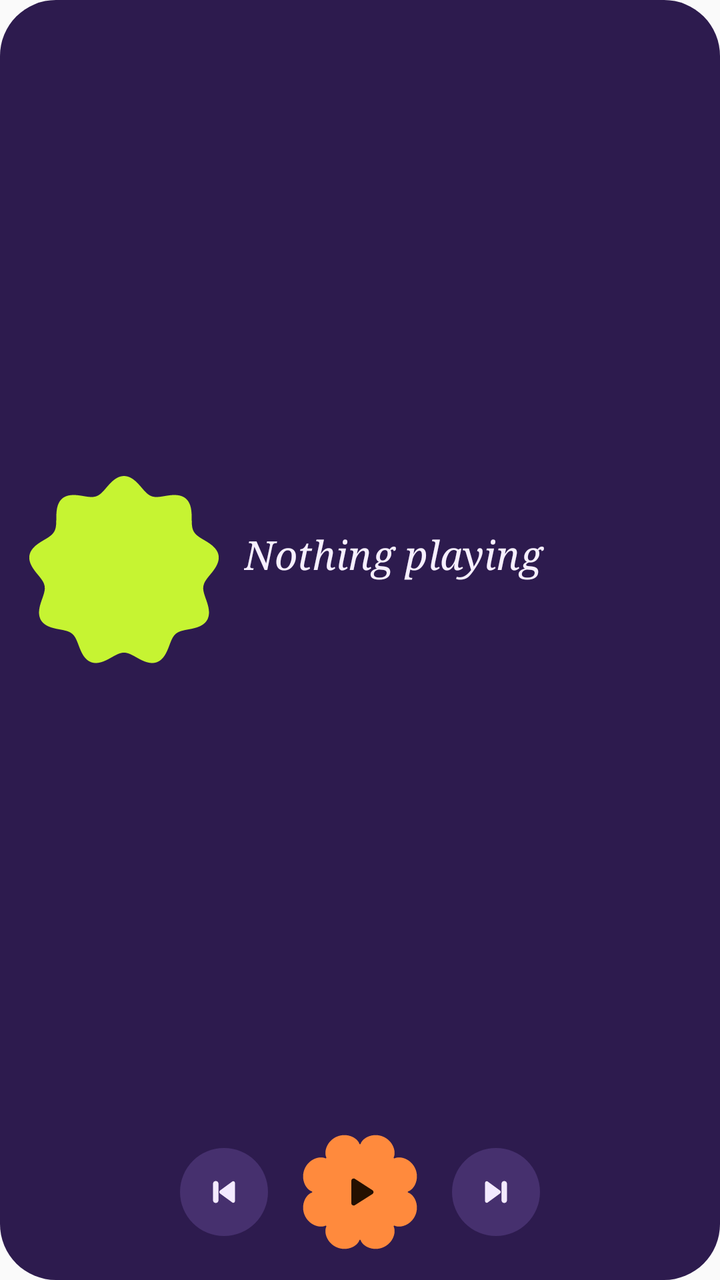
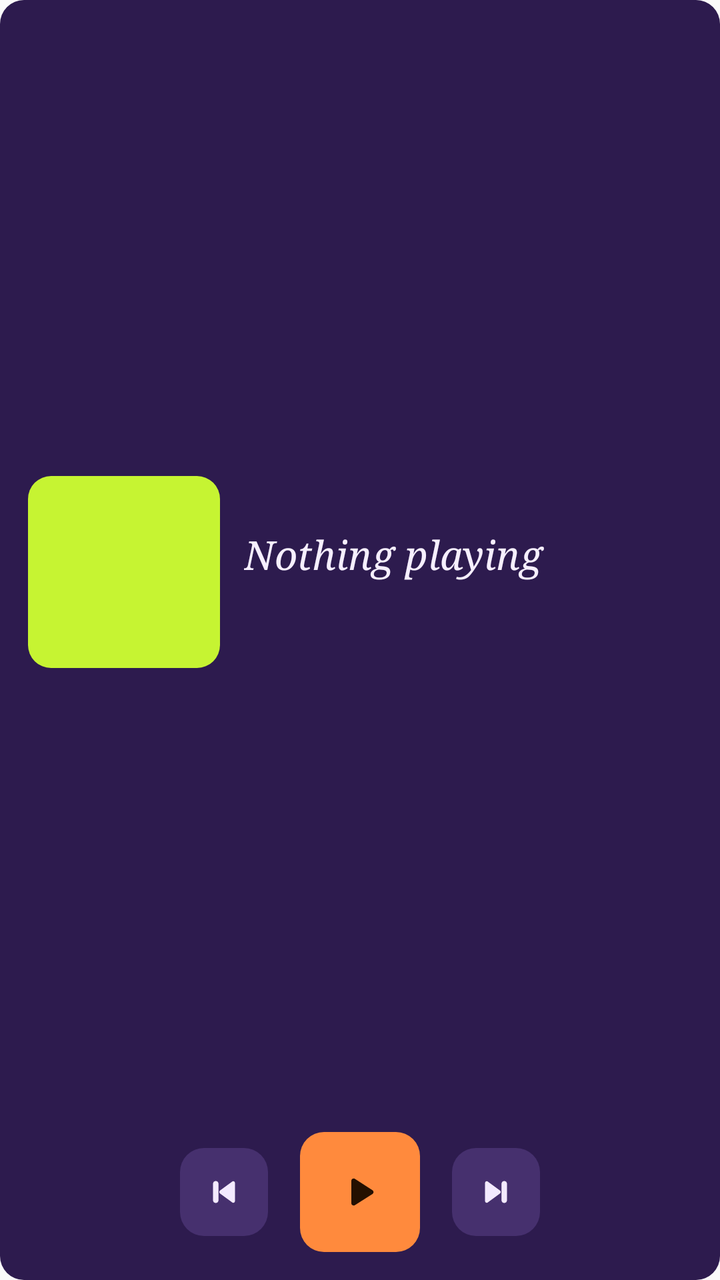

Compare the two renders of this Android layout. The source of the first and the diff that turns it into the second are given below.
<!-- AndroidManifest.xml: application theme Theme.Verza -->
<!-- res/layout/widget_now_playing_stack.xml -->
<?xml version="1.0" encoding="utf-8"?>
<FrameLayout xmlns:android="http://schemas.android.com/apk/res/android"
    android:id="@+id/widget_root"
    android:layout_width="match_parent"
    android:layout_height="match_parent">

    <ImageView
        android:id="@+id/widget_bg"
        android:layout_width="match_parent"
        android:layout_height="match_parent"
        android:importantForAccessibility="no"
        android:scaleType="fitXY"
        android:src="@drawable/widget_shape_card"
        android:tint="@color/widget_container" />

    <LinearLayout
        android:layout_width="match_parent"
        android:layout_height="match_parent"
        android:orientation="vertical"
        android:padding="14dp">

        <LinearLayout
            android:layout_width="match_parent"
            android:layout_height="0dp"
            android:layout_weight="1"
            android:gravity="center_vertical"
            android:orientation="horizontal">

            <ImageView
                android:id="@+id/widget_cover"
                android:layout_width="wrap_content"
                android:layout_height="match_parent"
                android:adjustViewBounds="true"
                android:maxWidth="96dp"
                android:importantForAccessibility="no"
                android:scaleType="fitCenter"
                android:src="@drawable/widget_cover_cookie9" />

            <LinearLayout
                android:layout_width="0dp"
                android:layout_height="wrap_content"
                android:layout_marginStart="12dp"
                android:layout_weight="1"
                android:orientation="vertical">

                <TextView
                    android:id="@+id/widget_title"
                    android:layout_width="match_parent"
                    android:layout_height="wrap_content"
                    android:ellipsize="end"
                    android:fontFamily="serif"
                    android:maxLines="2"
                    android:text="@string/widget_nothing_playing"
                    android:textColor="@color/widget_on_container"
                    android:textSize="20sp"
                    android:textStyle="italic" />

                <TextView
                    android:id="@+id/widget_artist"
                    android:layout_width="match_parent"
                    android:layout_height="wrap_content"
                    android:ellipsize="end"
                    android:fontFamily="sans-serif-medium"
                    android:maxLines="1"
                    android:textColor="@color/widget_on_container_muted"
                    android:textSize="13sp" />
            </LinearLayout>
        </LinearLayout>

        <LinearLayout
            android:layout_width="match_parent"
            android:layout_height="60dp"
            android:layout_marginTop="8dp"
            android:gravity="center"
            android:orientation="horizontal">

            <FrameLayout
                android:layout_width="44dp"
                android:layout_height="44dp">

                <ImageView
                    android:id="@+id/widget_previous_bg"
                    android:layout_width="match_parent"
                    android:layout_height="match_parent"
                    android:importantForAccessibility="no"
                    android:src="@drawable/widget_shape_circle"
                    android:tint="@color/widget_surface" />

                <ImageView
                    android:id="@+id/widget_previous"
                    android:layout_width="match_parent"
                    android:layout_height="match_parent"
                    android:contentDescription="@string/widget_previous"
                    android:padding="11dp"
                    android:src="@drawable/ic_widget_previous"
                    android:tint="@color/widget_on_surface" />
            </FrameLayout>

            <FrameLayout
                android:layout_width="60dp"
                android:layout_height="60dp"
                android:layout_marginStart="16dp"
                android:layout_marginEnd="16dp">

                <ImageView
                    android:id="@+id/widget_toggle_bg"
                    android:layout_width="match_parent"
                    android:layout_height="match_parent"
                    android:importantForAccessibility="no"
                    android:src="@drawable/widget_shape_flower8"
                    android:tint="@color/widget_accent" />

                <ImageView
                    android:id="@+id/widget_toggle"
                    android:layout_width="match_parent"
                    android:layout_height="match_parent"
                    android:contentDescription="@string/widget_play"
                    android:padding="17dp"
                    android:src="@drawable/ic_widget_play"
                    android:tint="@color/widget_on_accent" />
            </FrameLayout>

            <FrameLayout
                android:layout_width="44dp"
                android:layout_height="44dp">

                <ImageView
                    android:id="@+id/widget_next_bg"
                    android:layout_width="match_parent"
                    android:layout_height="match_parent"
                    android:importantForAccessibility="no"
                    android:src="@drawable/widget_shape_circle"
                    android:tint="@color/widget_surface" />

                <ImageView
                    android:id="@+id/widget_next"
                    android:layout_width="match_parent"
                    android:layout_height="match_parent"
                    android:contentDescription="@string/widget_next"
                    android:padding="11dp"
                    android:src="@drawable/ic_widget_next"
                    android:tint="@color/widget_on_surface" />
            </FrameLayout>
        </LinearLayout>
    </LinearLayout>
</FrameLayout>
<!-- resources referenced by this layout -->
<resources>
  <color name="widget_accent">#FFFF8A3D</color>
  <color name="widget_container">#FF2D1B4E</color>
  <color name="widget_on_accent">#FF241000</color>
  <color name="widget_on_container">#FFF6EFFF</color>
  <color name="widget_on_container_muted">#FFBFB0DA</color>
  <color name="widget_on_surface">#FFF3EAFF</color>
  <color name="widget_surface">#FF46306E</color>
  <!-- drawable ic_widget_next (drawable) -->
  <?xml version="1.0" encoding="utf-8"?>
  <vector xmlns:android="http://schemas.android.com/apk/res/android"
      android:width="24dp"
      android:height="24dp"
      android:viewportWidth="24"
      android:viewportHeight="24">
      <path
          android:fillColor="#FFFFFFFF"
          android:pathData="M6,7.1v9.8c0,0.8 0.9,1.3 1.5,0.8l6.7,-4.9c0.5,-0.4 0.5,-1.2 0,-1.6L7.5,6.3C6.9,5.8 6,6.3 6,7.1zM16.5,6a1.5,1.5 0 0,1 1.5,1.5v9a1.5,1.5 0 0,1 -3,0v-9A1.5,1.5 0 0,1 16.5,6z" />
  </vector>
  <!-- drawable ic_widget_play (drawable) -->
  <?xml version="1.0" encoding="utf-8"?>
  <vector xmlns:android="http://schemas.android.com/apk/res/android"
      android:width="24dp"
      android:height="24dp"
      android:viewportWidth="24"
      android:viewportHeight="24">
      <path
          android:fillColor="#FFFFFFFF"
          android:pathData="M8,6.8v10.4c0,0.8 0.9,1.3 1.6,0.9l8.2,-5.2c0.6,-0.4 0.6,-1.3 0,-1.7L9.6,5.9C8.9,5.5 8,6 8,6.8z" />
  </vector>
  <!-- drawable ic_widget_previous (drawable) -->
  <?xml version="1.0" encoding="utf-8"?>
  <vector xmlns:android="http://schemas.android.com/apk/res/android"
      android:width="24dp"
      android:height="24dp"
      android:viewportWidth="24"
      android:viewportHeight="24">
      <path
          android:fillColor="#FFFFFFFF"
          android:pathData="M18,7.1v9.8c0,0.8 -0.9,1.3 -1.5,0.8l-6.7,-4.9c-0.5,-0.4 -0.5,-1.2 0,-1.6l6.7,-4.9C17.1,5.8 18,6.3 18,7.1zM7.5,6a1.5,1.5 0 0,1 1.5,1.5v9a1.5,1.5 0 0,1 -3,0v-9A1.5,1.5 0 0,1 7.5,6z" />
  </vector>
  <!-- drawable widget_cover_cookie9: vector/xml drawable (drawable, 4414 chars, omitted) -->
  <!-- drawable widget_shape_card (drawable) -->
  <?xml version="1.0" encoding="utf-8"?>
  <shape xmlns:android="http://schemas.android.com/apk/res/android" android:shape="rectangle">
      <corners android:radius="@dimen/widget_corner" />
      <solid android:color="#FFFFFFFF" />
  </shape>
  <!-- drawable widget_shape_circle (drawable) -->
  <?xml version="1.0" encoding="utf-8"?>
  <shape xmlns:android="http://schemas.android.com/apk/res/android" android:shape="oval">
      <solid android:color="#FFFFFFFF" />
  </shape>
  <!-- drawable widget_shape_flower8: vector/xml drawable (drawable, 4390 chars, omitted) -->
  <string name="widget_next">Next track</string>
  <string name="widget_nothing_playing">Nothing playing</string>
  <string name="widget_play">Play</string>
  <string name="widget_previous">Previous track</string>
  <style name="Theme.Verza" parent="android:Theme.Material.Light.NoActionBar">
          <item name="android:statusBarColor">@android:color/transparent</item>
          <item name="android:navigationBarColor">@android:color/transparent</item>
      </style>
  <dimen name="widget_corner">28dp</dimen>
</resources>

<!-- the commit's change to res/layout/widget_now_playing_stack.xml (unified diff, before → after) -->
@@ -83,7 +83,7 @@
                     android:layout_width="match_parent"
                     android:layout_height="match_parent"
                     android:importantForAccessibility="no"
-                    android:src="@drawable/widget_shape_circle"
+                    android:src="@drawable/widget_shape_card"
                     android:tint="@color/widget_surface" />
 
                 <ImageView
@@ -107,7 +107,7 @@
                     android:layout_width="match_parent"
                     android:layout_height="match_parent"
                     android:importantForAccessibility="no"
-                    android:src="@drawable/widget_shape_flower8"
+                    android:src="@drawable/widget_shape_card"
                     android:tint="@color/widget_accent" />
 
                 <ImageView
@@ -129,7 +129,7 @@
                     android:layout_width="match_parent"
                     android:layout_height="match_parent"
                     android:importantForAccessibility="no"
-                    android:src="@drawable/widget_shape_circle"
+                    android:src="@drawable/widget_shape_card"
                     android:tint="@color/widget_surface" />
 
                 <ImageView
<!-- resource entries referenced after the edit -->
@@ -40,19 +40,23 @@
           android:fillColor="#FFFFFFFF"
           android:pathData="M18,7.1v9.8c0,0.8 -0.9,1.3 -1.5,0.8l-6.7,-4.9c-0.5,-0.4 -0.5,-1.2 0,-1.6l6.7,-4.9C17.1,5.8 18,6.3 18,7.1zM7.5,6a1.5,1.5 0 0,1 1.5,1.5v9a1.5,1.5 0 0,1 -3,0v-9A1.5,1.5 0 0,1 7.5,6z" />
   </vector>
-  <!-- drawable widget_cover_cookie9: vector/xml drawable (drawable, 4414 chars, omitted) -->
+  <!-- drawable widget_cover_cookie9 (drawable) -->
+  <?xml version="1.0" encoding="utf-8"?>
+  <vector xmlns:android="http://schemas.android.com/apk/res/android"
+      android:width="100dp"
+      android:height="100dp"
+      android:viewportWidth="100"
+      android:viewportHeight="100">
+      <path
+          android:fillColor="@color/widget_tertiary"
+          android:pathData="M12,0H88A12,12 0 0 1 100,12V88A12,12 0 0 1 88,100H12A12,12 0 0 1 0,88V12A12,12 0 0 1 12,0Z" />
+  </vector>
   <!-- drawable widget_shape_card (drawable) -->
   <?xml version="1.0" encoding="utf-8"?>
   <shape xmlns:android="http://schemas.android.com/apk/res/android" android:shape="rectangle">
       <corners android:radius="@dimen/widget_corner" />
       <solid android:color="#FFFFFFFF" />
   </shape>
-  <!-- drawable widget_shape_circle (drawable) -->
-  <?xml version="1.0" encoding="utf-8"?>
-  <shape xmlns:android="http://schemas.android.com/apk/res/android" android:shape="oval">
-      <solid android:color="#FFFFFFFF" />
-  </shape>
-  <!-- drawable widget_shape_flower8: vector/xml drawable (drawable, 4390 chars, omitted) -->
   <string name="widget_next">Next track</string>
   <string name="widget_nothing_playing">Nothing playing</string>
   <string name="widget_play">Play</string>
@@ -61,6 +65,7 @@
           <item name="android:statusBarColor">@android:color/transparent</item>
           <item name="android:navigationBarColor">@android:color/transparent</item>
       </style>
-  <dimen name="widget_corner">28dp</dimen>
+  <color name="widget_tertiary">#FFC6F432</color>
+  <dimen name="widget_corner">12dp</dimen>
 </resources>
 
